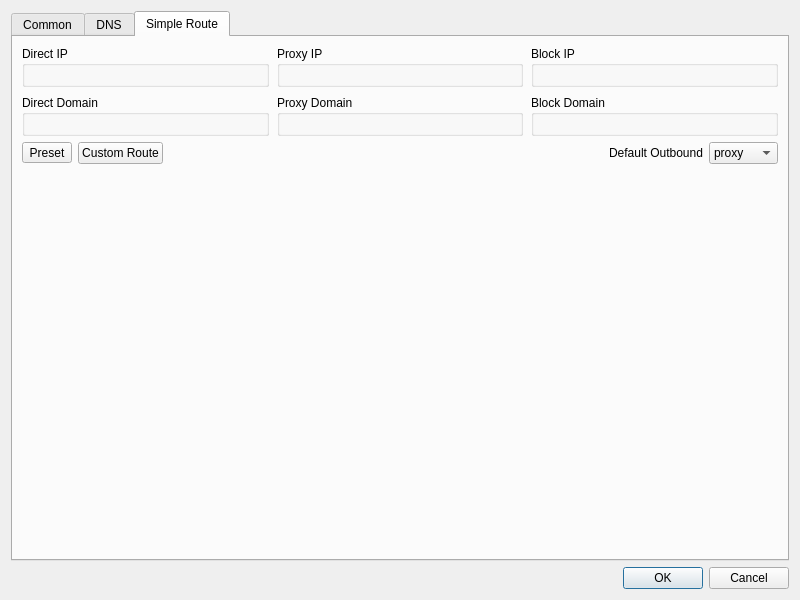
Qt form src/ui/dialog_manage_routes.ui (Ogstra/proxor) before a commit.
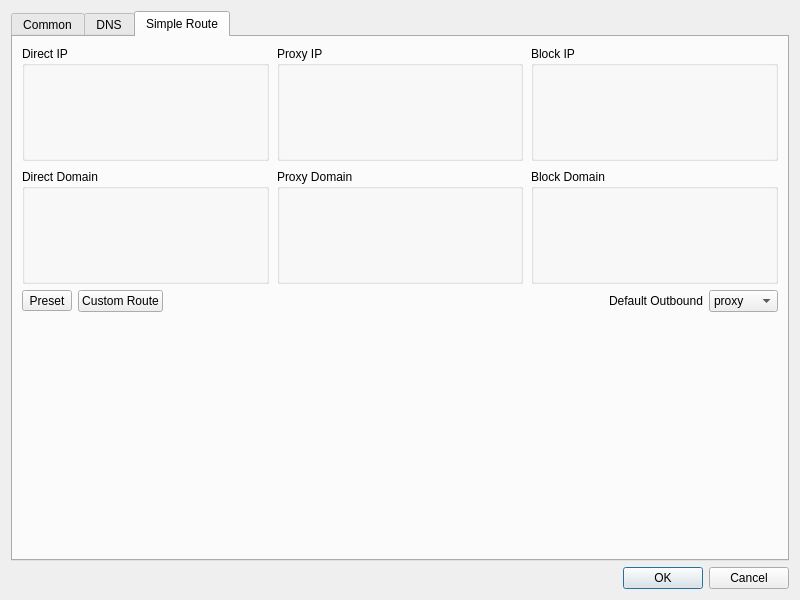
The same form after that commit. The open tabs and pages were chosen to show the change.

Commit message: feat: scrollable routes dialog

Diff of the .ui file:
```diff
--- a/src/ui/dialog_manage_routes.ui
+++ b/src/ui/dialog_manage_routes.ui
@@ -421,7 +421,7 @@
       </attribute>
       <layout class="QVBoxLayout" name="verticalLayout_6">
        <item>
-        <layout class="QGridLayout" name="gridLayout_3" columnstretch="1,1,1">
+        <layout class="QGridLayout" name="gridLayout_3" rowstretch="1,1" columnstretch="1,1,1">
          <property name="horizontalSpacing">
           <number>8</number>
          </property>
```
The commit also changes 3 other files.
